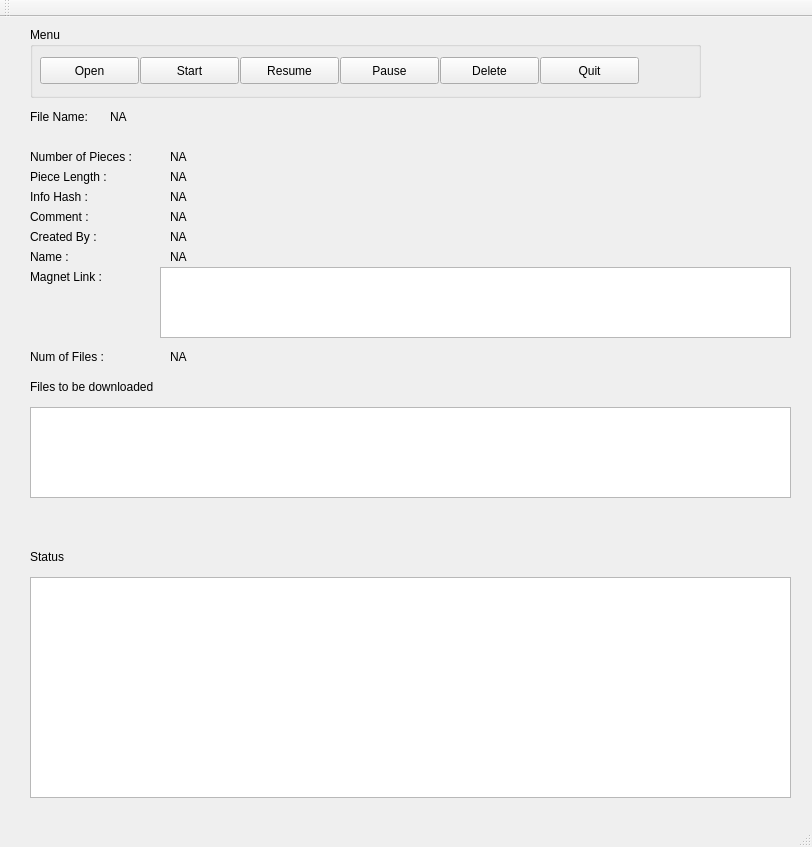
Old version of the form mainwindow.ui in the repository oya163/storm.
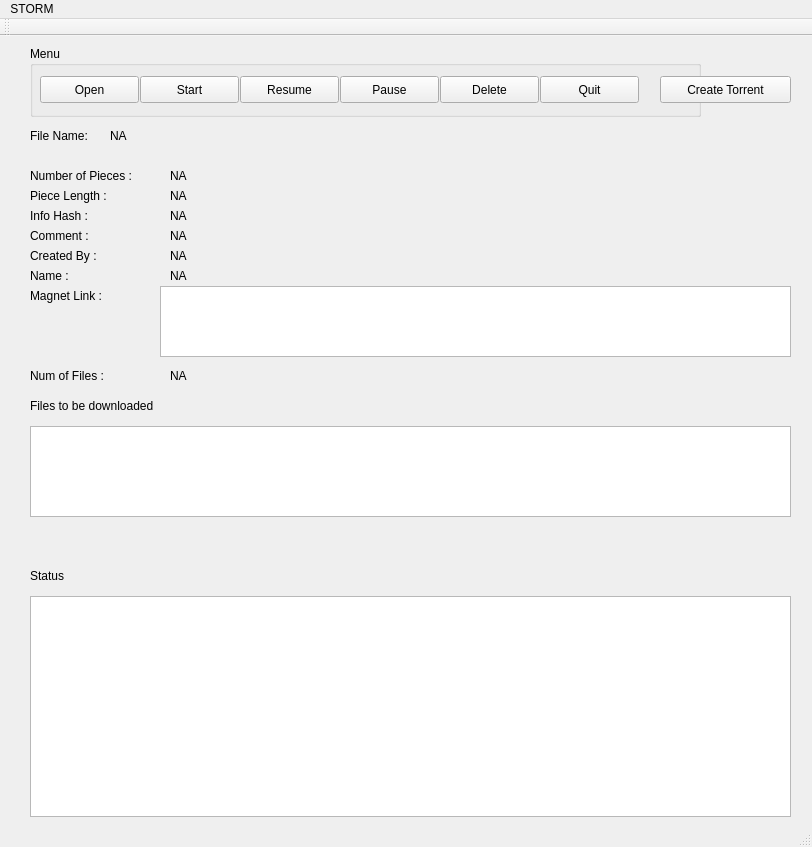
New version of the form.

Commit message: Added new features in Create torrent and dialog box for successfully downloaded torrent

What changed in the file:
```diff
--- a/mainwindow.ui
+++ b/mainwindow.ui
@@ -382,6 +382,19 @@
      </rect>
     </property>
    </widget>
+   <widget class="QPushButton" name="createTorrent_Button">
+    <property name="geometry">
+     <rect>
+      <x>660</x>
+      <y>40</y>
+      <width>131</width>
+      <height>27</height>
+     </rect>
+    </property>
+    <property name="text">
+     <string>Create Torrent</string>
+    </property>
+   </widget>
   </widget>
   <widget class="QMenuBar" name="menuBar">
    <property name="geometry">
@@ -392,6 +405,12 @@
      <height>25</height>
     </rect>
    </property>
+   <widget class="QMenu" name="menuSTORM">
+    <property name="title">
+     <string>STORM</string>
+    </property>
+   </widget>
+   <addaction name="menuSTORM"/>
   </widget>
   <widget class="QToolBar" name="mainToolBar">
    <attribute name="toolBarArea">
```
Left out of the diff: 12 changed lines with no effect on the pictures. The commit also changes 22 other files.
